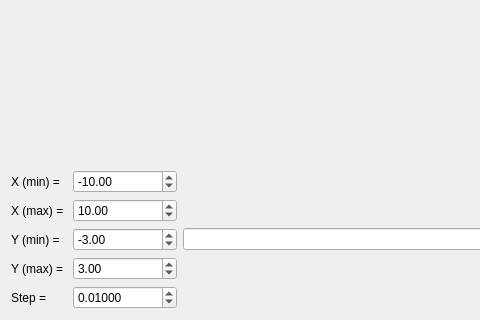
This is src/view/ui/graph.ui in KVIZORD/SmartCalc as Qt 5 draws it before an edit; both pictures show x 0 to 480 and y 224 to 544 of the 771 by 544 pixel window. The edited form follows.
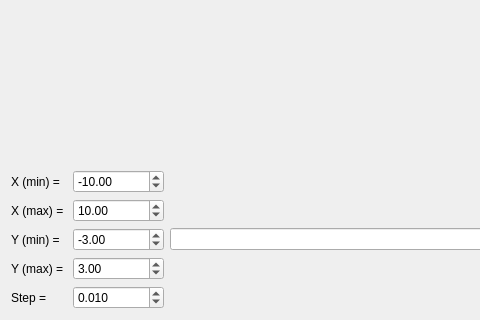
This is the edited form. Custom widgets are drawn as their Qt base class.

Patch:
```diff
--- a/src/view/ui/graph.ui
+++ b/src/view/ui/graph.ui
@@ -107,10 +107,10 @@
    <item row="5" column="1">
     <widget class="QDoubleSpinBox" name="stepDoubleSpin">
      <property name="decimals">
-      <number>5</number>
+      <number>3</number>
      </property>
      <property name="minimum">
-      <double>0.000010000000000</double>
+      <double>0.001000000000000</double>
      </property>
      <property name="maximum">
       <double>1000000.000000000000000</double>
```
Left out of the diff: 3 changed lines with no effect on the pictures.
